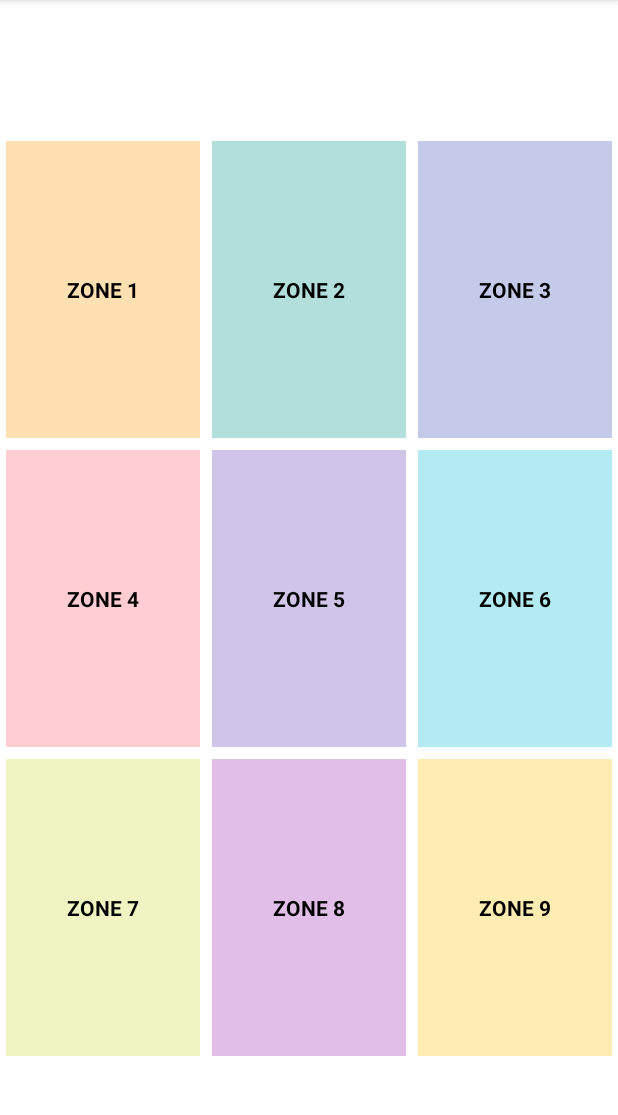
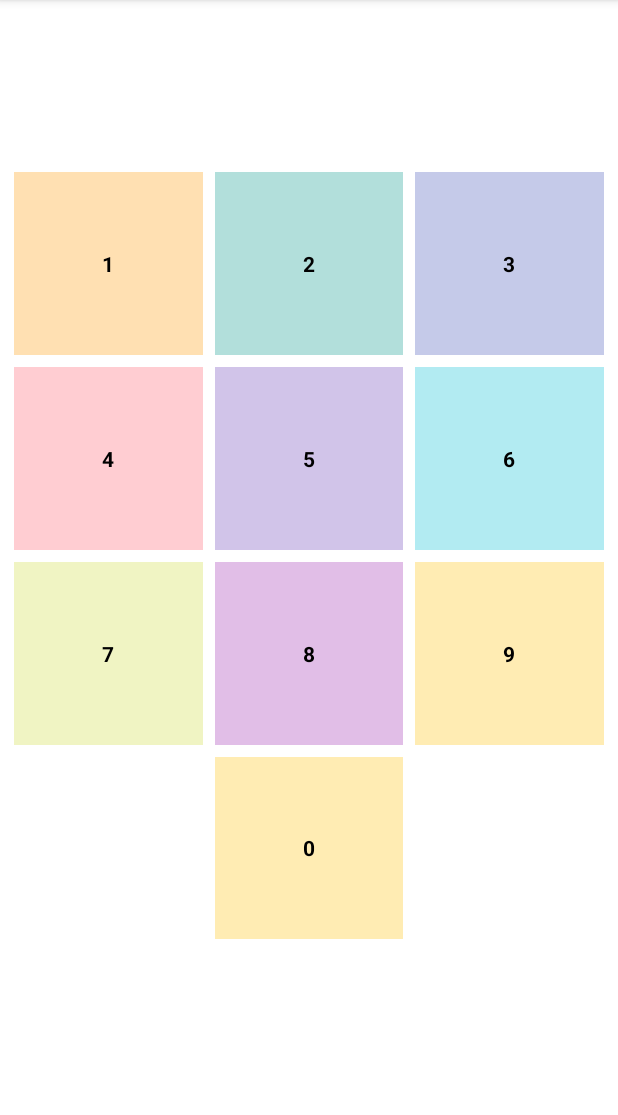
Before and after one commit to donbigi/IOT_andriod_sensor_data, an Android app: the screen it shows after launch (MainActivity), on a phone screen of 412 x 824 dp, the part 84-1199 px from its top. Run offline under Robolectric (Android 15) with nearby library versions, the phone set to English and light mode, and no system bars.

Commit message:
version 1 final version

```diff
--- a/andriod/Project/app/src/main/java/com/example/motionpositionsensors/MainActivity.kt
+++ b/andriod/Project/app/src/main/java/com/example/motionpositionsensors/MainActivity.kt
@@ -94,7 +94,6 @@ class MainActivity : AppCompatActivity() {
         setupZoneClickListeners()
     }
 
-
     private fun requestNotificationPermissionIfNeeded() {
         if (Build.VERSION.SDK_INT >= Build.VERSION_CODES.TIRAMISU) {
             if (ContextCompat.checkSelfPermission(
@@ -111,7 +110,6 @@ class MainActivity : AppCompatActivity() {
         }
     }
 
-
     private fun startSensorServiceSafely() {
         val svc = Intent(this, SensorService::class.java)
         try {
@@ -123,15 +121,20 @@ class MainActivity : AppCompatActivity() {
     }
 
     private fun setupZoneClickListeners() {
+        // IDs must match your activity_main.xml — zone0 is included last
         val zoneIds = listOf(
             R.id.layout_zone1, R.id.layout_zone2, R.id.layout_zone3,
             R.id.layout_zone4, R.id.layout_zone5, R.id.layout_zone6,
-            R.id.layout_zone7, R.id.layout_zone8, R.id.layout_zone9
+            R.id.layout_zone7, R.id.layout_zone8, R.id.layout_zone9,
+            R.id.layout_zone0
         )
 
-        zoneIds.forEachIndexed { index, id ->
+        // corresponding zone numbers — last entry is 0
+        val zoneNumbers = listOf(1, 2, 3, 4, 5, 6, 7, 8, 9, 0)
+
+        zoneIds.zip(zoneNumbers).forEach { (id, zoneNumber) ->
             findViewById<LinearLayout>(id)?.setOnClickListener {
-                showZoneDataDialog(index + 1)
+                showZoneDataDialog(zoneNumber)
             }
         }
     }
@@ -193,7 +196,8 @@ class MainActivity : AppCompatActivity() {
         tvRot?.text = "ROT: X=-, Y=-, Z=-"
         tvMag?.text = "MAG: X=-, Y=-, Z=-"
 
-        val zoneName = "ZONE$zoneNumber"
+        // Use numeric zone names (e.g., "8" or "0")
+        val zoneName = zoneNumber.toString()
 
         val startIntent = Intent(this, SensorService::class.java).apply {
             action = SensorService.ACTION_START_RECORDING
--- a/andriod/Project/app/src/main/res/layout/activity_main.xml
+++ b/andriod/Project/app/src/main/res/layout/activity_main.xml
@@ -1,195 +1,285 @@
 <?xml version="1.0" encoding="utf-8"?>
-<GridLayout xmlns:android="http://schemas.android.com/apk/res/android"
+<LinearLayout xmlns:android="http://schemas.android.com/apk/res/android"
     xmlns:tools="http://schemas.android.com/tools"
     android:layout_width="match_parent"
     android:layout_height="match_parent"
-    android:columnCount="3"
-    android:rowCount="3"
-    android:useDefaultMargins="true"
-    android:paddingTop="90dp"
-    android:paddingBottom="60dp"
-    android:paddingLeft="0dp"
-    android:paddingRight="0dp"
+    android:orientation="vertical"
     tools:context=".MainActivity">
 
+    <!-- Top empty space: 1/6 of screen -->
+    <Space
+        android:layout_width="match_parent"
+        android:layout_height="0dp"
+        android:layout_weight="0.4" />
+
+    <!-- Keypad: 2/3 of screen -->
+    <GridLayout
+        android:id="@+id/keypad"
+        android:layout_width="match_parent"
+        android:layout_height="0dp"
+        android:layout_weight="2"
+        android:columnCount="3"
+        android:rowCount="4"
+        android:useDefaultMargins="true"
+        android:alignmentMode="alignMargins"
+        android:padding="5dp">
+
+        <!-- 1 (row 0, col 0) -->
         <LinearLayout
             android:id="@+id/layout_zone1"
             android:layout_width="0dp"
             android:layout_height="0dp"
+            android:layout_row="0"
+            android:layout_column="0"
+            android:layout_rowWeight="1"
             android:layout_columnWeight="1"
-        android:layout_rowWeight="1"
+            android:layout_gravity="fill"
             android:background="#FFE0B2"
             android:clickable="true"
             android:focusable="true"
             android:gravity="center"
-        android:orientation="vertical">
+            android:orientation="vertical"
+            android:padding="6dp">
 
             <TextView
                 android:layout_width="wrap_content"
                 android:layout_height="wrap_content"
-            android:text="ZONE 1"
+                android:text="1"
                 android:textColor="@android:color/black"
                 android:textStyle="bold" />
         </LinearLayout>
 
+        <!-- 2 (row 0, col 1) -->
         <LinearLayout
             android:id="@+id/layout_zone2"
             android:layout_width="0dp"
             android:layout_height="0dp"
+            android:layout_row="0"
+            android:layout_column="1"
+            android:layout_rowWeight="1"
             android:layout_columnWeight="1"
-        android:layout_rowWeight="1"
+            android:layout_gravity="fill"
             android:background="#B2DFDB"
             android:clickable="true"
             android:focusable="true"
             android:gravity="center"
-        android:orientation="vertical">
+            android:orientation="vertical"
+            android:padding="6dp">
 
             <TextView
                 android:layout_width="wrap_content"
                 android:layout_height="wrap_content"
-            android:text="ZONE 2"
+                android:text="2"
                 android:textColor="@android:color/black"
                 android:textStyle="bold" />
         </LinearLayout>
 
+        <!-- 3 (row 0, col 2) -->
         <LinearLayout
             android:id="@+id/layout_zone3"
             android:layout_width="0dp"
             android:layout_height="0dp"
+            android:layout_row="0"
+            android:layout_column="2"
+            android:layout_rowWeight="1"
             android:layout_columnWeight="1"
-        android:layout_rowWeight="1"
+            android:layout_gravity="fill"
             android:background="#C5CAE9"
             android:clickable="true"
             android:focusable="true"
             android:gravity="center"
-        android:orientation="vertical">
+            android:orientation="vertical"
+            android:padding="6dp">
 
             <TextView
                 android:layout_width="wrap_content"
                 android:layout_height="wrap_content"
-            android:text="ZONE 3"
+                android:text="3"
                 android:textColor="@android:color/black"
                 android:textStyle="bold" />
         </LinearLayout>
 
+        <!-- 4 (row 1, col 0) -->
         <LinearLayout
             android:id="@+id/layout_zone4"
             android:layout_width="0dp"
             android:layout_height="0dp"
+            android:layout_row="1"
+            android:layout_column="0"
+            android:layout_rowWeight="1"
             android:layout_columnWeight="1"
-        android:layout_rowWeight="1"
+            android:layout_gravity="fill"
             android:background="#FFCDD2"
             android:clickable="true"
             android:focusable="true"
             android:gravity="center"
-        android:orientation="vertical">
+            android:orientation="vertical"
+            android:padding="6dp">
 
             <TextView
                 android:layout_width="wrap_content"
                 android:layout_height="wrap_content"
-            android:text="ZONE 4"
+                android:text="4"
                 android:textColor="@android:color/black"
                 android:textStyle="bold" />
         </LinearLayout>
 
+        <!-- 5 (row 1, col 1) -->
         <LinearLayout
             android:id="@+id/layout_zone5"
             android:layout_width="0dp"
             android:layout_height="0dp"
+            android:layout_row="1"
+            android:layout_column="1"
+            android:layout_rowWeight="1"
             android:layout_columnWeight="1"
-        android:layout_rowWeight="1"
+            android:layout_gravity="fill"
             android:background="#D1C4E9"
             android:clickable="true"
             android:focusable="true"
             android:gravity="center"
-        android:orientation="vertical">
+            android:orientation="vertical"
+            android:padding="6dp">
 
             <TextView
                 android:layout_width="wrap_content"
                 android:layout_height="wrap_content"
-            android:text="ZONE 5"
+                android:text="5"
                 android:textColor="@android:color/black"
                 android:textStyle="bold" />
         </LinearLayout>
 
+        <!-- 6 (row 1, col 2) -->
         <LinearLayout
             android:id="@+id/layout_zone6"
             android:layout_width="0dp"
             android:layout_height="0dp"
+            android:layout_row="1"
+            android:layout_column="2"
+            android:layout_rowWeight="1"
             android:layout_columnWeight="1"
-        android:layout_rowWeight="1"
+            android:layout_gravity="fill"
             android:background="#B2EBF2"
             android:clickable="true"
             android:focusable="true"
             android:gravity="center"
-        android:orientation="vertical">
+            android:orientation="vertical"
+            android:padding="6dp">
 
             <TextView
                 android:layout_width="wrap_content"
                 android:layout_height="wrap_content"
-            android:text="ZONE 6"
+                android:text="6"
                 android:textColor="@android:color/black"
                 android:textStyle="bold" />
         </LinearLayout>
 
+        <!-- 7 (row 2, col 0) -->
         <LinearLayout
             android:id="@+id/layout_zone7"
             android:layout_width="0dp"
             android:layout_height="0dp"
+            android:layout_row="2"
+            android:layout_column="0"
+            android:layout_rowWeight="1"
             android:layout_columnWeight="1"
-        android:layout_rowWeight="1"
+            android:layout_gravity="fill"
             android:background="#F0F4C3"
             android:clickable="true"
             android:focusable="true"
             android:gravity="center"
-        android:orientation="vertical">
+            android:orientation="vertical"
+            android:padding="6dp">
 
             <TextView
                 android:layout_width="wrap_content"
                 android:layout_height="wrap_content"
-            android:text="ZONE 7"
+                android:text="7"
                 android:textColor="@android:color/black"
                 android:textStyle="bold" />
         </LinearLayout>
 
+        <!-- 8 (row 2, col 1) -->
         <LinearLayout
             android:id="@+id/layout_zone8"
             android:layout_width="0dp"
             android:layout_height="0dp"
+            android:layout_row="2"
+            android:layout_column="1"
+            android:layout_rowWeight="1"
             android:layout_columnWeight="1"
-        android:layout_rowWeight="1"
+            android:layout_gravity="fill"
             android:background="#E1BEE7"
             android:clickable="true"
             android:focusable="true"
             android:gravity="center"
-        android:orientation="vertical">
+            android:orientation="vertical"
+            android:padding="6dp">
 
             <TextView
                 android:layout_width="wrap_content"
                 android:layout_height="wrap_content"
-            android:text="ZONE 8"
+                android:text="8"
                 android:textColor="@android:color/black"
                 android:textStyle="bold" />
         </LinearLayout>
 
+        <!-- 9 (row 2, col 2) -->
         <LinearLayout
             android:id="@+id/layout_zone9"
             android:layout_width="0dp"
             android:layout_height="0dp"
+            android:layout_row="2"
+            android:layout_column="2"
+            android:layout_rowWeight="1"
             android:layout_columnWeight="1"
-        android:layout_rowWeight="1"
+            android:layout_gravity="fill"
             android:background="#FFECB3"
             android:clickable="true"
             android:focusable="true"
             android:gravity="center"
-        android:orientation="vertical">
+            android:orientation="vertical"
+            android:padding="6dp">
 
             <TextView
                 android:layout_width="wrap_content"
                 android:layout_height="wrap_content"
-            android:text="ZONE 9"
+                android:text="9"
+                android:textColor="@android:color/black"
+                android:textStyle="bold" />
+        </LinearLayout>
+
+        <!-- 0 (row 3, col 1) -->
+        <LinearLayout
+            android:id="@+id/layout_zone0"
+            android:layout_width="0dp"
+            android:layout_height="0dp"
+            android:layout_row="3"
+            android:layout_column="1"
+            android:layout_rowWeight="1"
+            android:layout_columnWeight="1"
+            android:layout_gravity="fill"
+            android:background="#FFECB3"
+            android:clickable="true"
+            android:focusable="true"
+            android:gravity="center"
+            android:orientation="vertical"
+            android:padding="6dp">
+
+            <TextView
+                android:layout_width="wrap_content"
+                android:layout_height="wrap_content"
+                android:text="0"
                 android:textColor="@android:color/black"
                 android:textStyle="bold" />
         </LinearLayout>
 
     </GridLayout>
+
+    <!-- Bottom empty space: 1/6 of screen -->
+    <Space
+        android:layout_width="match_parent"
+        android:layout_height="0dp"
+        android:layout_weight="0.5" />
+
+</LinearLayout>
```
Lines whose indentation alone changed are shown as unchanged.
